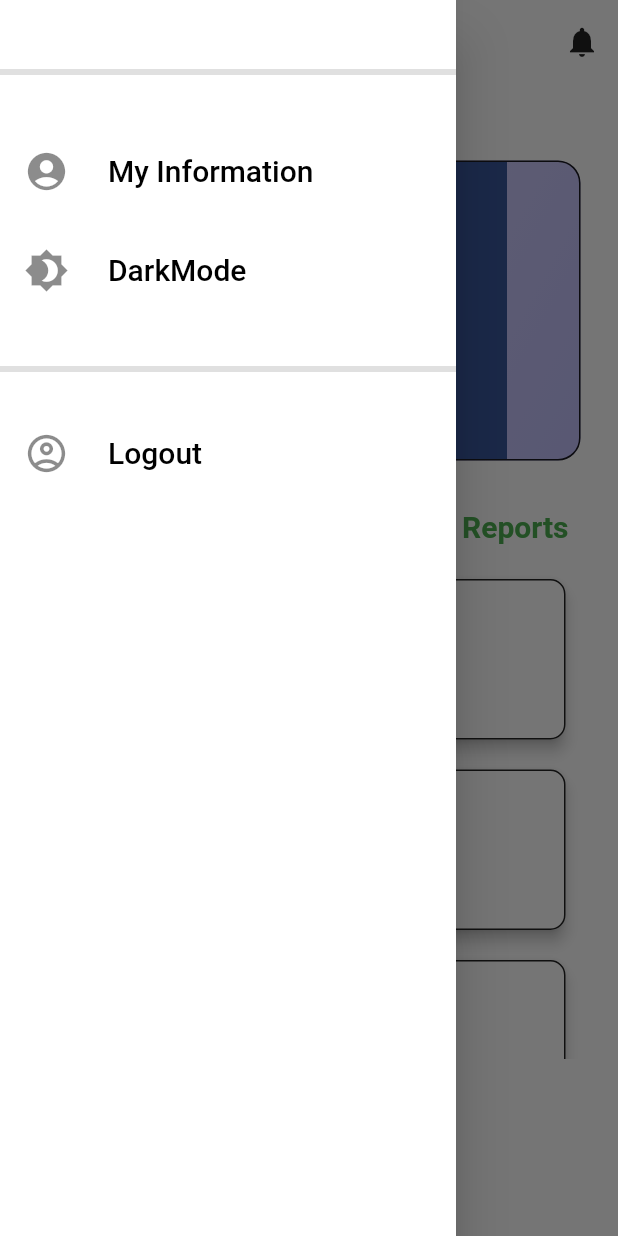
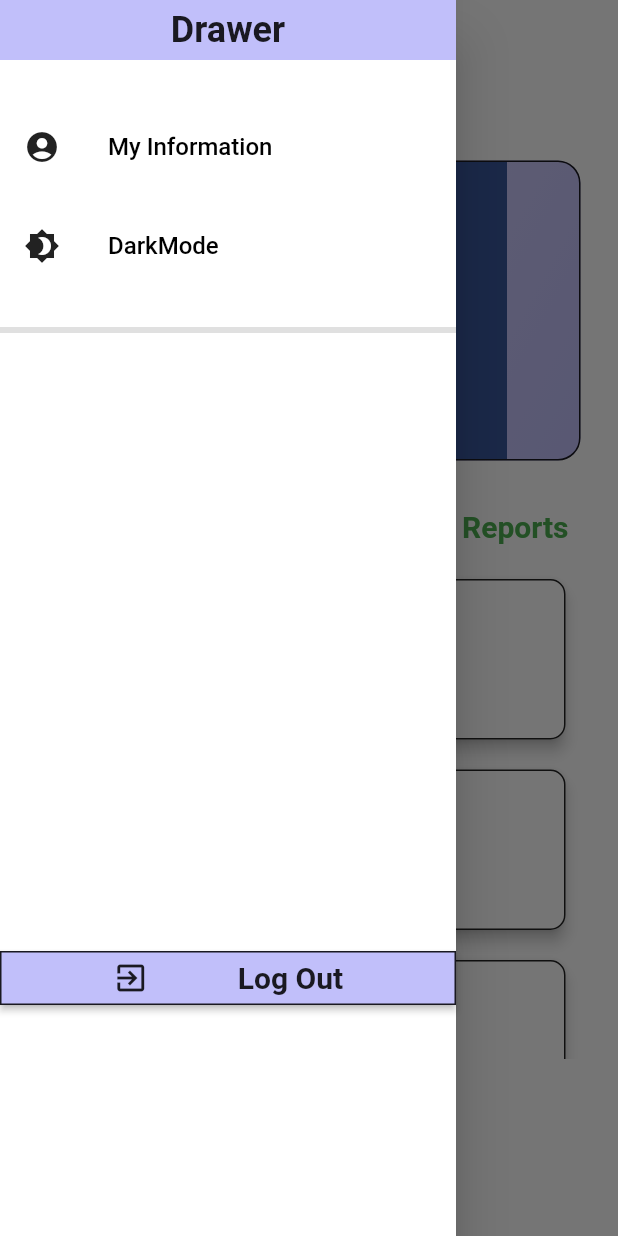
Before and after one commit to Cyrusroy001/project-autopsy-hacknitr3.0, a Flutter app: the PatientDashboard screen opened by its route, with the side drawer open, on a phone screen of 412 x 824 dp. Run offline on Flutter 3.47's test engine with Material 2 defaults, Android fonts, the light colour scheme and no system bars; our stand-ins replace file_picker, firebase_core, firebase_storage, permission_handler; missing offline and left inert: flutter_pdfview; accounts and stored records are empty.

Commit message:
improved side drawer

```diff
--- a/lib/screens/patient/PatientDashboard.dart
+++ b/lib/screens/patient/PatientDashboard.dart
@@ -64,13 +64,13 @@ class _PatientDashboardState extends State<PatientDashboard> {
           title: Text('Dashboard'),
           elevation: 0,
           centerTitle: true,
-          actions: [
-            //notifications
-            IconButton(
-              icon: Icon(Icons.notifications),
-              onPressed: () {},
-            ),
-          ],
+          // actions: [
+          //   //notifications
+          //   IconButton(
+          //     icon: Icon(Icons.notifications),
+          //     onPressed: () {},
+          //   ),
+          // ],
         ),
         body: SafeArea(
           child: Container(
--- a/lib/screens/patient/patient_all_reports_page.dart
+++ b/lib/screens/patient/patient_all_reports_page.dart
@@ -30,6 +30,7 @@ class _PatientAllReportsPageState extends State<PatientAllReportsPage> {
       appBar: AppBar(
         elevation: 0,
         title: Text('Reports'),
+        centerTitle: true,
         backgroundColor: Theme.of(context).primaryColor,
         foregroundColor: Colors.black87,
       ),
--- a/lib/screens/pdf_page.dart
+++ b/lib/screens/pdf_page.dart
@@ -78,7 +78,9 @@ class _PdfPageState extends State<PdfPage> {
     if (loaded) {
       return Scaffold(
         appBar: AppBar(
-          title: Text('PDF Viewer'),
+          title: Text('Autopsy PDF Viewer'),
+          elevation: 0,
+          centerTitle: true,
           foregroundColor: Colors.black87,
           backgroundColor: Theme.of(context).primaryColor,
           actions: [
@@ -95,22 +97,22 @@ class _PdfPageState extends State<PdfPage> {
                 Icons.file_download,
               ),
             ),
-            IconButton(
-              onPressed: () async {
+            // IconButton(
+            //   onPressed: () async {
 
-                await FirebaseApi.deleteFile(widget.file.ref);
-                setState(() {});
+            //     await FirebaseApi.deleteFile(widget.file.ref);
+            //     setState(() {});
 
-                final snackBar = SnackBar(
-                  content: Text('Deleted ${widget.file.name}'),
-                );
-                ScaffoldMessenger.of(context).showSnackBar(snackBar);
-              },
-              icon: Icon(
-                Icons.delete,
-                color: Colors.red,
-              ),
-            ),
+            //     final snackBar = SnackBar(
+            //       content: Text('Deleted ${widget.file.name}'),
+            //     );
+            //     ScaffoldMessenger.of(context).showSnackBar(snackBar);
+            //   },
+            //   icon: Icon(
+            //     Icons.delete,
+            //     color: Colors.red,
+            //   ),
+            // ),
           ],
         ),
         body: PDFView(
--- a/lib/widgets/MenuDrawer.dart
+++ b/lib/widgets/MenuDrawer.dart
@@ -10,46 +10,66 @@ class MenuDrawerWidget extends StatefulWidget {
 }
 
 class _MenuDrawerWidgetState extends State<MenuDrawerWidget> {
-
-
   @override
   Widget build(BuildContext context) {
     return Drawer(
       child: Material(
         child: ListView(
           children: [
-            SizedBox(height: 40),
-
-            Divider( thickness: 4 ),
-
+            SizedBox(
+              height: 40,
+              child: Container(
+                color: Theme.of(context).accentColor,
+                child: Center(
+                  child: Text(
+                    "Drawer",
+                    style: TextStyle(
+                      fontSize: 24,
+                      fontWeight: FontWeight.bold,
+                      color: Colors.black87,
+                    ),
+                  ),
+                ),
+              ),
+            ),
+            // Divider(thickness: 4),
             SizedBox(height: 30),
-
             buildMenuItem(
               text: 'My Information',
               icon: Icons.account_circle,
               onClicked: () => selectedItem(context, 0),
             ),
-
             SizedBox(height: 10),
-
             buildMenuItem(
               text: 'DarkMode',
               icon: Icons.brightness_4,
               onClicked: () => selectedItem(context, 1),
             ),
-
-            SizedBox(height: 30),
-
-            Divider( thickness: 4 ),
-
             SizedBox(height: 20),
-
-            buildMenuItem(
-              text: 'Logout',
-              icon: Icons.account_circle_outlined,
-              onClicked: () => selectedItem(context, 2),
+            Divider(thickness: 4),
+            SizedBox(height: 400),
+            RaisedButton(
+              child: Row(
+                mainAxisAlignment: MainAxisAlignment.spaceEvenly,
+                children: [
+                  Icon(Icons.exit_to_app),
+                  Text(
+                    "Log Out",
+                    style: TextStyle(
+                      fontWeight: FontWeight.bold,
+                      fontSize: 20,
+                    ),
+                  ),
+                ],
+              ),
+              color: Theme.of(context).accentColor,
+              onPressed: () => selectedItem(context, 2),
+              shape: RoundedRectangleBorder(
+                      side: BorderSide(
+                        color: Colors.black87,
+                      ),
+                    ),
             ),
-
           ],
         ),
       ),
@@ -61,27 +81,29 @@ class _MenuDrawerWidgetState extends State<MenuDrawerWidget> {
     IconData icon,
     VoidCallback onClicked,
   }) {
-
     return ListTile(
-      leading: Icon(icon,  size: 30,),
-      title: Text(text, style: TextStyle( fontSize: 20)),
+      leading: Icon(
+        icon,
+        color: Colors.black87,
+        size: 24,
+      ),
+      title: Text(text, style: TextStyle(fontSize: 16)),
       onTap: onClicked,
     );
   }
 
-  void selectedItem(BuildContext context, int index){
+  void selectedItem(BuildContext context, int index) {
     switch (index) {
-      case 0 :
-      // Add Information Page
+      case 0:
+        // Add Information Page
 
         break;
-      case 1 :
+      case 1:
         currentTheme.toggleTheme();
         break;
-      case 2 :
+      case 2:
         Navigator.pushReplacementNamed(context, '/');
         break;
-
     }
   }
 }
```
